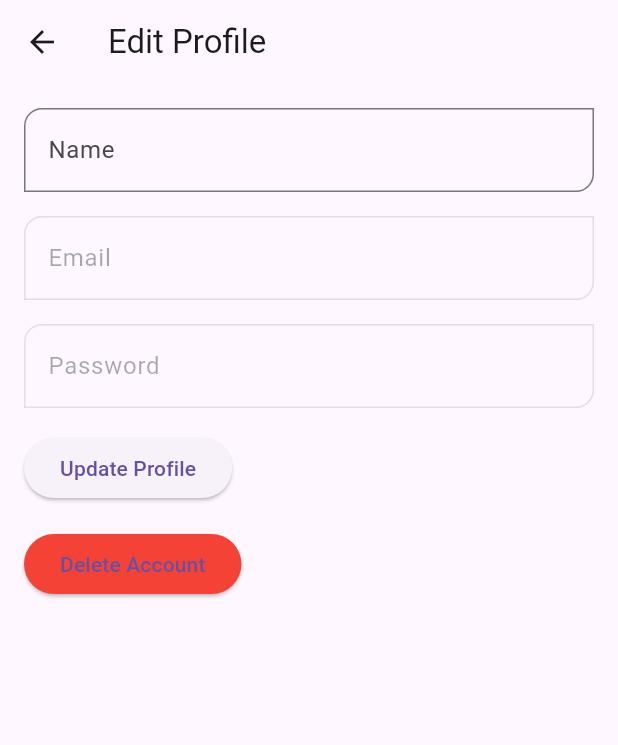
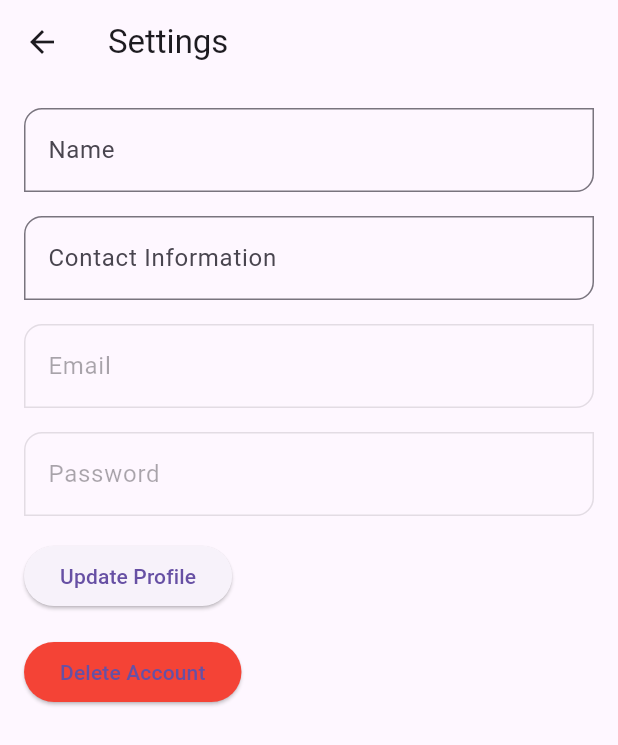
Before and after one commit to JERODIACUNA/GuardianLink, a Flutter app: the EditProfilePage screen opened directly with empty values, after a tap on "Update Profile", on a phone screen of 412 x 824 dp. Shown: the top 745 px of the screen. Run offline on Flutter 3.47's test engine with Material 3 defaults, Android fonts, the phone set to English and light mode, and no system bars; our stand-ins replace cloud_firestore, firebase_auth, firebase_core, geolocator, permission_handler, webview_flutter; accounts and stored records are empty; network calls fail.

Commit message:
change
change name, put obscure button pw, change fb collection "users=caregivers,

```diff
--- a/lib/edit_profile.dart
+++ b/lib/edit_profile.dart
@@ -1,7 +1,7 @@
 import 'package:flutter/material.dart';
 import 'package:firebase_auth/firebase_auth.dart';
 import 'package:cloud_firestore/cloud_firestore.dart';
-import 'package:p4/login_screen.dart';
+import 'package:GuardianLink/login_screen.dart';
 
 class EditProfilePage extends StatefulWidget {
   final Function(String) updateUsername;
@@ -17,6 +17,7 @@ class _EditProfilePageState extends State<EditProfilePage> {
   final TextEditingController _nameController = TextEditingController();
   final TextEditingController _emailController = TextEditingController();
   final TextEditingController _passwordController = TextEditingController();
+  final TextEditingController _contactInfoController = TextEditingController();
 
   @override
   void initState() {
@@ -29,7 +30,7 @@ class _EditProfilePageState extends State<EditProfilePage> {
     if (user != null) {
       DocumentSnapshot<Map<String, dynamic>> userData = await FirebaseFirestore
           .instance
-          .collection('users')
+          .collection('Caregivers')
           .doc(user.uid)
           .get();
 
@@ -37,6 +38,8 @@ class _EditProfilePageState extends State<EditProfilePage> {
         setState(() {
           _nameController.text = userData['name'];
           _emailController.text = user.email ?? '';
+          _contactInfoController.text =
+              userData['contactInfo'] ?? ''; // Load contact information
         });
       }
     }
@@ -51,9 +54,13 @@ class _EditProfilePageState extends State<EditProfilePage> {
 
         // Update user information in Firestore
         await FirebaseFirestore.instance
-            .collection('users')
+            .collection('Caregivers')
             .doc(user.uid)
-            .update({'name': _nameController.text});
+            .update({
+          'name': _nameController.text,
+          'contactInfo':
+              _contactInfoController.text, // Update contact information
+        });
 
         // Call the callback function to update the username in the parent widget
         widget.updateUsername(_nameController.text);
@@ -107,7 +114,7 @@ class _EditProfilePageState extends State<EditProfilePage> {
 
                     // Delete user data from Firestore
                     await FirebaseFirestore.instance
-                        .collection('users')
+                        .collection('Caregivers')
                         .doc(user.uid)
                         .delete();
 
@@ -143,10 +150,11 @@ class _EditProfilePageState extends State<EditProfilePage> {
   Widget build(BuildContext context) {
     return Scaffold(
       appBar: AppBar(
-        title: const Text('Edit Profile'),
+        title: const Text('Settings'),
       ),
       body: Padding(
         padding: const EdgeInsets.all(16.0),
+        child: SingleChildScrollView(
           child: Column(
             crossAxisAlignment: CrossAxisAlignment.start,
             children: [
@@ -157,7 +165,21 @@ class _EditProfilePageState extends State<EditProfilePage> {
                   border: OutlineInputBorder(
                     borderRadius: BorderRadius.only(
                       topLeft: Radius.circular(12),
-                      bottomRight: Radius.circular(12)),
+                      bottomRight: Radius.circular(12),
+                    ),
+                  ),
+                ),
+              ),
+              const SizedBox(height: 16.0),
+              TextField(
+                controller: _contactInfoController,
+                decoration: const InputDecoration(
+                  labelText: 'Contact Information',
+                  border: OutlineInputBorder(
+                    borderRadius: BorderRadius.only(
+                      topLeft: Radius.circular(12),
+                      bottomRight: Radius.circular(12),
+                    ),
                   ),
                 ),
               ),
@@ -169,7 +191,8 @@ class _EditProfilePageState extends State<EditProfilePage> {
                   border: OutlineInputBorder(
                     borderRadius: BorderRadius.only(
                       topLeft: Radius.circular(12),
-                      bottomRight: Radius.circular(12)),
+                      bottomRight: Radius.circular(12),
+                    ),
                   ),
                 ),
                 enabled: false, // Make email field uneditable
@@ -182,7 +205,8 @@ class _EditProfilePageState extends State<EditProfilePage> {
                   border: OutlineInputBorder(
                     borderRadius: BorderRadius.only(
                       topLeft: Radius.circular(12),
-                      bottomRight: Radius.circular(12)),
+                      bottomRight: Radius.circular(12),
+                    ),
                   ),
                 ),
                 obscureText: true,
@@ -204,6 +228,7 @@ class _EditProfilePageState extends State<EditProfilePage> {
             ],
           ),
         ),
+      ),
     );
   }
 }
--- a/lib/homepage.dart
+++ b/lib/homepage.dart
@@ -2,10 +2,10 @@ import 'package:flutter/material.dart';
 import 'package:cloud_firestore/cloud_firestore.dart';
 import 'package:firebase_auth/firebase_auth.dart';
 
-import 'package:p4/edit_profile.dart';
-import 'package:p4/login_screen.dart';
-import 'package:p4/notification_page.dart';
-import 'package:p4/search_for_device.dart';
+import 'package:GuardianLink/edit_profile.dart';
+import 'package:GuardianLink/login_screen.dart';
+import 'package:GuardianLink/notification_page.dart';
+import 'package:GuardianLink/search_for_device.dart';
 
 import 'package:permission_handler/permission_handler.dart';
 import 'package:geolocator/geolocator.dart';
@@ -54,7 +54,7 @@ class _HomePageState extends State<HomePage> {
       // Access Firestore collection to retrieve the user's name
       DocumentSnapshot<Map<String, dynamic>> userData = await FirebaseFirestore
           .instance
-          .collection('users')
+          .collection('Caregivers')
           .doc(user.uid)
           .get();
 
@@ -166,9 +166,9 @@ class _HomePageState extends State<HomePage> {
               },
             ),
             ListTile(
-              leading: const Icon(Icons.account_box),
+              leading: const Icon(Icons.settings),
               title: const Text(
-                'Account',
+                'Settings',
                 style: TextStyle(
                   fontSize: 16,
                   color: Colors.black,
--- a/pubspec.yaml
+++ b/pubspec.yaml
@@ -1,4 +1,4 @@
-name: p4
+name: GuardianLink
 description: "A new Flutter project."
 publish_to: 'none'
 version: 0.1.0
```
Also changed, not shown: lib/login_screen.dart (+59 -30 lines), lib/sign_up.dart (+31 -5 lines), 1 other file. Lines whose indentation alone changed are shown as unchanged.
